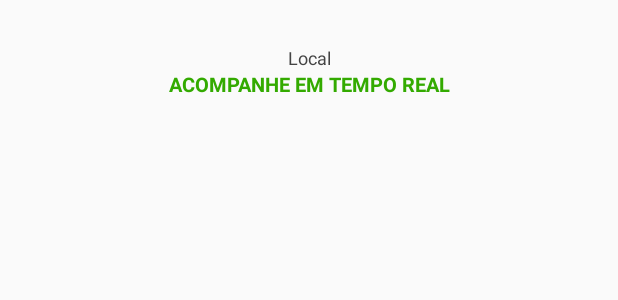
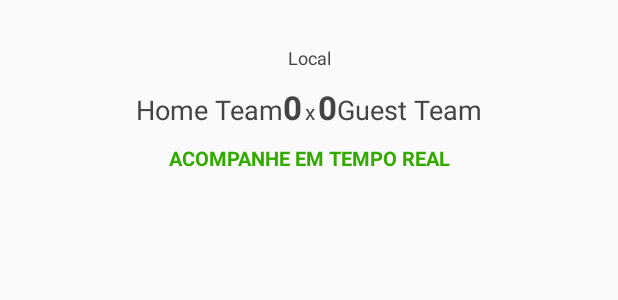
Before and after one commit to henriquegogo/AndroidRestClient, an Android app: the layout layout_match_item.xml on its own in the app's theme, with its tools: preview values and no code run, on a phone screen of 412 x 824 dp. Shown: the top 300 px of the screen. Run offline under Robolectric (Android 15) with nearby library versions, the phone set to English and light mode, and no system bars.

Commit message:
Pegando informações da partida e exibindo na tela

```diff
--- a/app/src/main/java/io/github/henriquegogo/placarge/MatchesAdapter.java
+++ b/app/src/main/java/io/github/henriquegogo/placarge/MatchesAdapter.java
@@ -1,11 +1,13 @@
 package io.github.henriquegogo.placarge;
 
 import android.content.Context;
+import android.net.Uri;
 import android.util.Log;
 import android.view.LayoutInflater;
 import android.view.View;
 import android.view.ViewGroup;
 import android.widget.ArrayAdapter;
+import android.widget.ImageView;
 import android.widget.TextView;
 
 import java.util.List;
@@ -30,7 +32,19 @@ public class MatchesAdapter extends ArrayAdapter<Match> {
         Match match = matches.get(position);
         if (match != null) {
             TextView matchWhereTextView = (TextView) convertView.findViewById(R.id.matchWhereTextView);
+            TextView homeTeamName = (TextView) convertView.findViewById(R.id.homeTeamName);
+            TextView homeScore = (TextView) convertView.findViewById(R.id.homeScore);
+            ImageView homeShield = (ImageView) convertView.findViewById(R.id.homeShield);
+            TextView guestTeamName = (TextView) convertView.findViewById(R.id.guestTeamName);
+            TextView guestScore = (TextView) convertView.findViewById(R.id.guestScore);
+            ImageView guestShield = (ImageView) convertView.findViewById(R.id.guestShield);
+
             matchWhereTextView.setText(match.getWhere().toUpperCase());
+            homeTeamName.setText(match.getHomeTeam().getName());
+            homeScore.setText(String.valueOf(match.getHomeScore()));
+
+            guestTeamName.setText(match.getGuestTeam().getName());
+            guestScore.setText(String.valueOf(match.getGuestScore()));
         }
 
         return convertView;
--- a/app/src/main/res/layout/layout_match_item.xml
+++ b/app/src/main/res/layout/layout_match_item.xml
@@ -13,6 +13,66 @@
         android:textSize="12sp"
         android:paddingTop="30dp" />
 
+    <LinearLayout
+        android:orientation="horizontal"
+        android:layout_width="match_parent"
+        android:layout_height="wrap_content"
+        android:gravity="center_horizontal"
+        android:paddingTop="10dp"
+        android:paddingBottom="10dp">
+
+        <TextView
+            android:layout_width="wrap_content"
+            android:layout_height="wrap_content"
+            android:textAppearance="?android:attr/textAppearanceMedium"
+            android:textColor="#ff444444"
+            android:text="Home Team"
+            android:id="@+id/homeTeamName" />
+
+        <ImageView
+            android:layout_width="wrap_content"
+            android:layout_height="wrap_content"
+            android:id="@+id/homeShield" />
+
+        <TextView
+            android:layout_width="wrap_content"
+            android:layout_height="wrap_content"
+            android:textAppearance="?android:attr/textAppearanceLarge"
+            android:textColor="#ff444444"
+            android:text="0"
+            android:id="@+id/homeScore"
+            android:textStyle="bold" />
+
+        <TextView
+            android:layout_width="wrap_content"
+            android:layout_height="wrap_content"
+            android:textColor="#ff444444"
+            android:text="x"
+            android:padding="2dp" />
+
+        <TextView
+            android:layout_width="wrap_content"
+            android:layout_height="wrap_content"
+            android:textAppearance="?android:attr/textAppearanceLarge"
+            android:textColor="#ff444444"
+            android:text="0"
+            android:id="@+id/guestScore"
+            android:textStyle="bold" />
+
+        <ImageView
+            android:layout_width="wrap_content"
+            android:layout_height="wrap_content"
+            android:id="@+id/guestShield" />
+
+        <TextView
+            android:layout_width="wrap_content"
+            android:layout_height="wrap_content"
+            android:textAppearance="?android:attr/textAppearanceMedium"
+            android:textColor="#ff444444"
+            android:text="Guest Team"
+            android:id="@+id/guestTeamName" />
+    </LinearLayout>
+
     <TextView
         android:layout_width="match_parent"
         android:layout_height="wrap_content"
```
